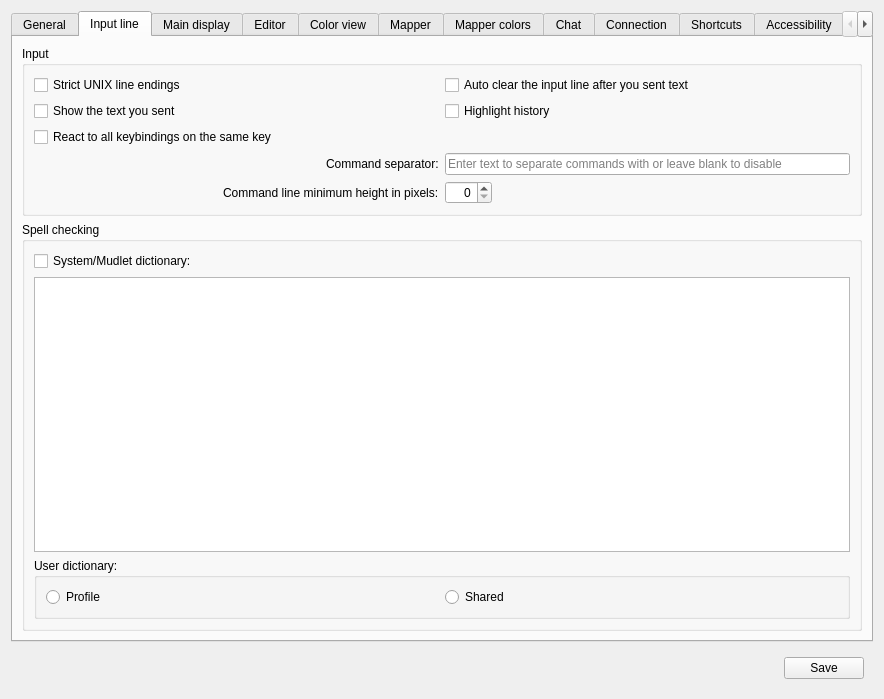
First picture: the form in src/ui/profile_preferences.ui, repository Mudlet/Mudlet, before the edit.
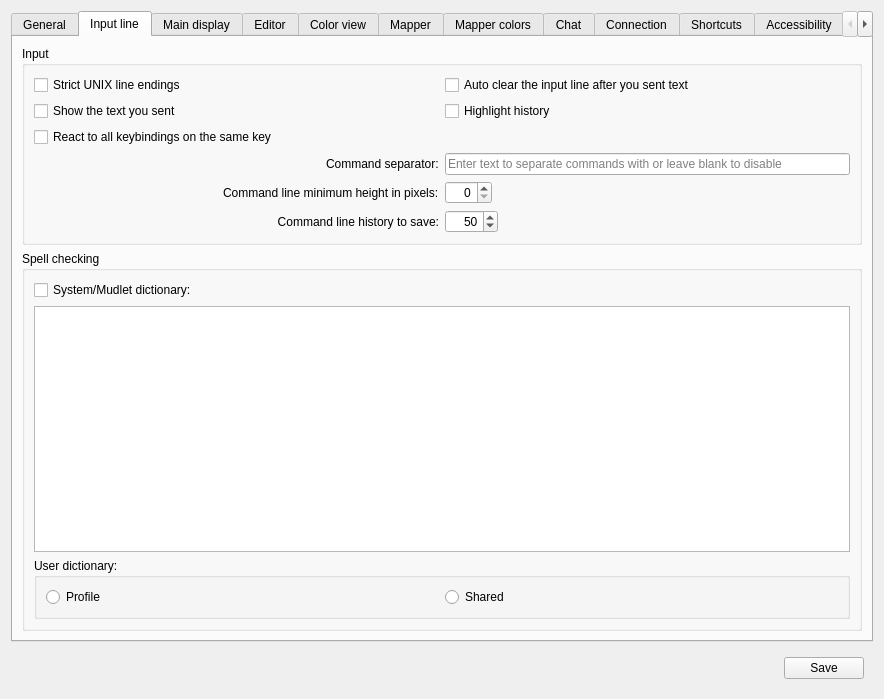
Second picture: the form after the edit. The open tabs and pages were chosen to show the change. Icons and pictures are not drawn. Custom widgets are drawn as their Qt base class.

Commit message:
Revise: add limit to number of command line history entries to save
Otherwise it will grow indefinitely large as every single entry is
retained.

A knob for this has been provided on the profile preferences and it is
saved with the profile's XML game save file (not in the base directory of
the profile. It covers the range of 0 to 500 entries with a default of 50
and a step size of 10. This value is applied to ALL command lines in a
profile.

Note that this limit is only applied when the commend history is saved,
it can still grow to be larger than the limit whilst the profile is active!

Patch:
```diff
--- a/src/ui/profile_preferences.ui
+++ b/src/ui/profile_preferences.ui
@@ -596,6 +596,44 @@
             </property>
            </widget>
           </item>
+          <item row="5" column="0">
+           <widget class="QLabel" name="label_commandLineHistorySaveSize">
+            <property name="text">
+             <string>Command line history to save:</string>
+            </property>
+            <property name="alignment">
+             <set>Qt::AlignRight|Qt::AlignTrailing|Qt::AlignVCenter</set>
+            </property>
+            <property name="buddy">
+             <cstring>spinBox_commandLineHistorySaveSize</cstring>
+            </property>
+           </widget>
+          </item>
+          <item row="5" column="1" alignment="Qt::AlignLeft">
+           <widget class="QSpinBox" name="spinBox_commandLineHistorySaveSize">
+            <property name="toolTip">
+             <string>&lt;p&gt;Sets the maximum number of the most recent entries used in each separate command line that are now stored between sessions.&lt;/p&gt;&lt;p&gt;&lt;i&gt;This limit is only applied when the data is stored at the end of a session; whilst a profile is active the command history is unlimited with any reused entries returned to the front of the list.&lt;/i&gt;&lt;/p&gt;</string>
+            </property>
+            <property name="alignment">
+             <set>Qt::AlignRight|Qt::AlignTrailing|Qt::AlignVCenter</set>
+            </property>
+            <property name="specialValueText">
+             <string comment="The special value shown when zero lines of the command line history are to be saved at the end of a session.">None</string>
+            </property>
+            <property name="minimum">
+             <number>0</number>
+            </property>
+            <property name="maximum">
+             <number>500</number>
+            </property>
+            <property name="singleStep">
+             <number>10</number>
+            </property>
+            <property name="value">
+             <number>50</number>
+            </property>
+           </widget>
+          </item>
          </layout>
         </widget>
        </item>
```
Left out of the diff: 1 changed line with no effect on the pictures. The commit also changes 5 other files.
